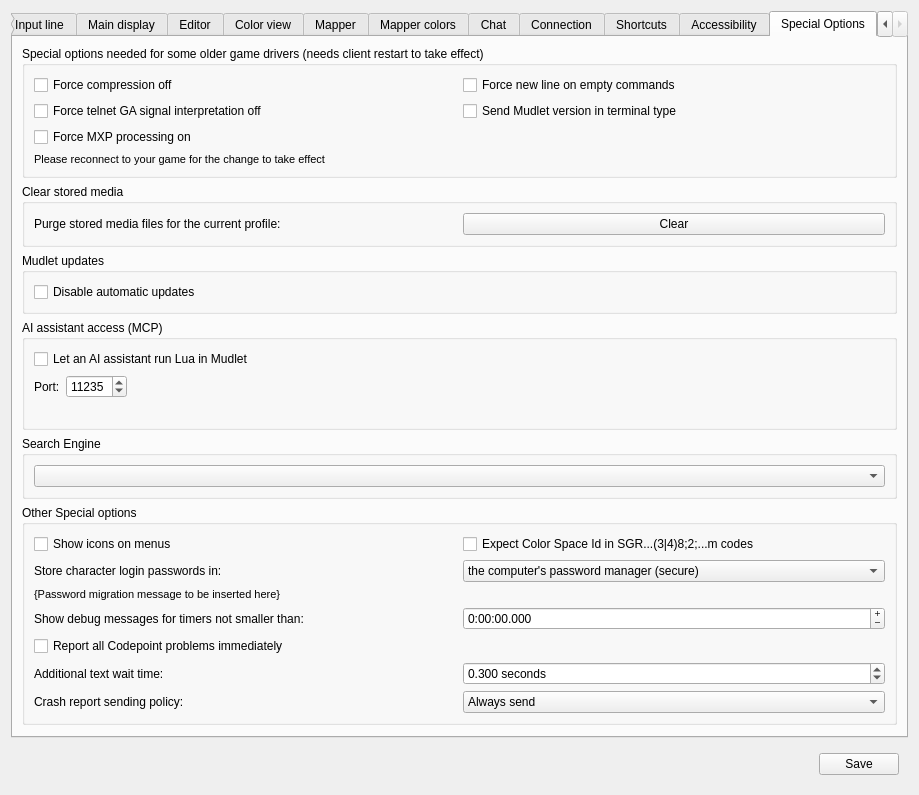
The window that src/ui/profile_preferences.ui (Mudlet/Mudlet) describes before a commit, drawn with Qt 5.
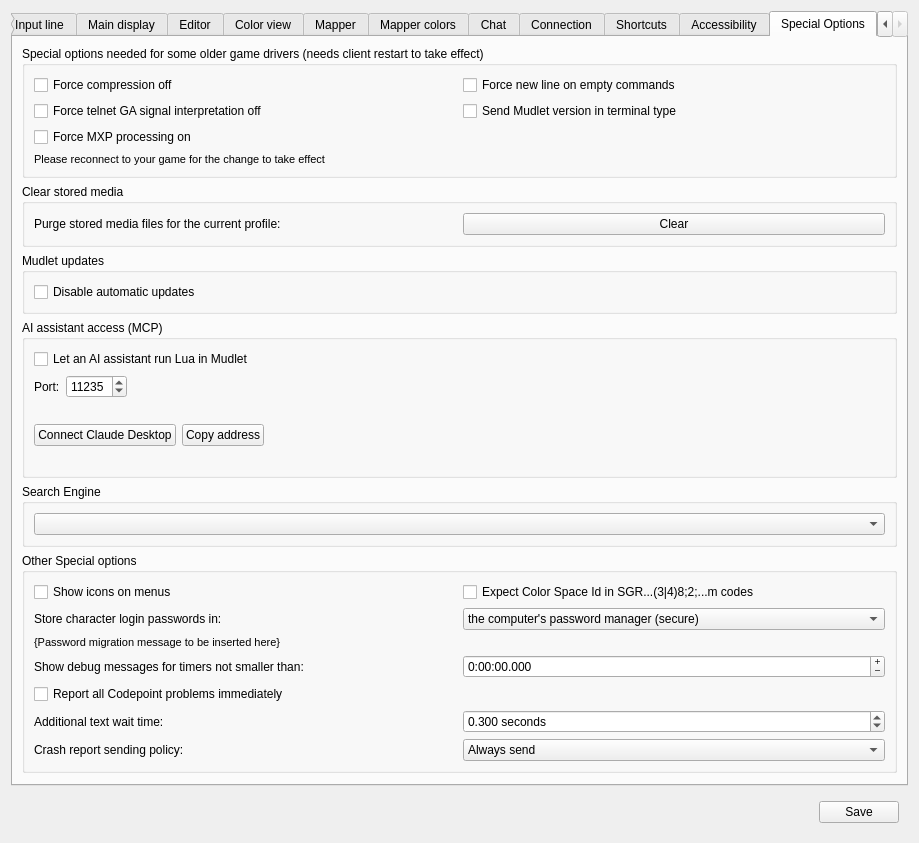
The same window after the commit. The open tabs and pages were chosen to show the change. Icons and pictures are not drawn. Custom widgets are drawn as their Qt base class.

Commit message:
Add: one-click Claude Desktop connection via a stdio MCP bridge
mudlet --mcp-bridge relays JSON-RPC between a stdio MCP client and the
running Mudlet's HTTP server, finding its port and rotating token
through a discovery file the server maintains. A Connect Claude Desktop
button registers the bridge in claude_desktop_config.json, the entry is
silently re-pointed when the binary moves (AppImages), and a Copy
address button covers other MCP clients.

What changed in the file:
```diff
--- a/src/ui/profile_preferences.ui
+++ b/src/ui/profile_preferences.ui
@@ -4969,6 +4969,59 @@
             </property>
            </widget>
           </item>
+          <item row="3" column="0" colspan="3">
+           <layout class="QHBoxLayout" name="hLayout_mcpServerButtons">
+            <item>
+             <widget class="QPushButton" name="pushButton_connectClaudeDesktop">
+              <property name="toolTip">
+               <string extracomment="Tooltip on the button that registers Mudlet in the Claude Desktop application's settings.">&lt;p&gt;Adds Mudlet to Claude Desktop's settings so its AI assistant can control Mudlet. Restart Claude Desktop afterwards to pick it up - from then on it finds Mudlet on its own, whenever both are running.&lt;/p&gt;</string>
+              </property>
+              <property name="accessibleDescription">
+               <string extracomment="Screen reader description of the button that registers Mudlet in the Claude Desktop application's settings.">Adds Mudlet to Claude Desktop's settings so its AI assistant can control Mudlet. Restart Claude Desktop afterwards to pick it up - from then on it finds Mudlet on its own, whenever both are running.</string>
+              </property>
+              <property name="text">
+               <string extracomment="Label of the button that registers Mudlet in the Claude Desktop application's settings. Claude Desktop is a product name, leave it as-is.">Connect Claude Desktop</string>
+              </property>
+             </widget>
+            </item>
+            <item>
+             <widget class="QPushButton" name="pushButton_copyMCPServerAddress">
+              <property name="toolTip">
+               <string extracomment="Tooltip on the button that copies the MCP server's address to the clipboard.">&lt;p&gt;Copies the server's address, including its access token, for pasting into another AI assistant. The token changes every time Mudlet starts.&lt;/p&gt;</string>
+              </property>
+              <property name="accessibleDescription">
+               <string extracomment="Screen reader description of the button that copies the MCP server's address to the clipboard.">Copies the server's address, including its access token, for pasting into another AI assistant. The token changes every time Mudlet starts.</string>
+              </property>
+              <property name="text">
+               <string extracomment="Label of the button that copies the MCP server's address to the clipboard.">Copy address</string>
+              </property>
+             </widget>
+            </item>
+            <item>
+             <spacer name="hSpacer_mcpServerButtons">
+              <property name="orientation">
+               <enum>Qt::Horizontal</enum>
+              </property>
+              <property name="sizeHint" stdset="0">
+               <size>
+                <width>40</width>
+                <height>20</height>
+               </size>
+              </property>
+             </spacer>
+            </item>
+           </layout>
+          </item>
+          <item row="4" column="0" colspan="3">
+           <widget class="QLabel" name="label_mcpConnectResult">
+            <property name="text">
+             <string notr="true"/>
+            </property>
+            <property name="wordWrap">
+             <bool>true</bool>
+            </property>
+           </widget>
+          </item>
          </layout>
         </widget>
        </item>
```
The commit also changes 9 other files.
